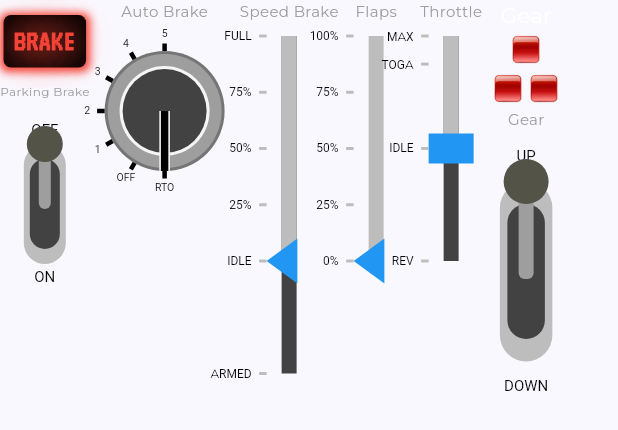
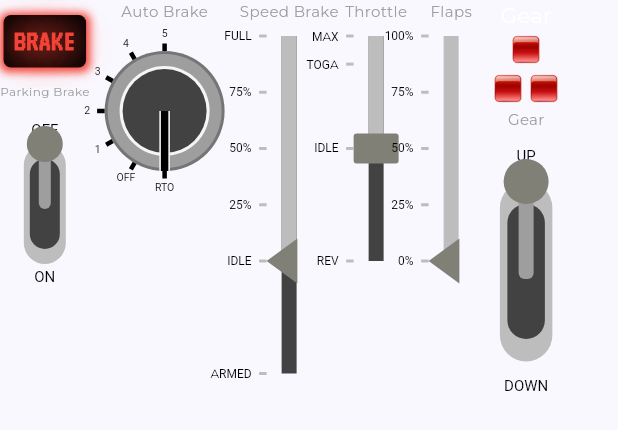
Before and after one commit to brandao-rafael/XFlightTrackr, a Flutter app: the SystemCommander widget shown alone on an empty page, opened directly, on a phone screen of 412 x 824 dp. Shown: the top 430 px of the screen. Run offline on Flutter 3.47's test engine with Material 2 defaults, Android fonts, the phone set to English and light mode, and no system bars; our stand-ins replace flutter_dotenv, flutter_mobx, google_fonts, google_maps_flutter, mobx; missing offline and left inert: google_polyline_algorithm, udp; generated files the repository leaves out were written again.

Commit message:
style: change thumbPaint

```diff
--- a/x_flight_trackr/lib/components/commanders/system/painters/flap_painter.dart
+++ b/x_flight_trackr/lib/components/commanders/system/painters/flap_painter.dart
@@ -12,7 +12,7 @@ class FlapPainter extends CustomPainter {
       ..strokeWidth = 10.0;
 
     final Paint thumbPaint = Paint()
-      ..color = Colors.blue
+      ..color = const Color.fromARGB(255, 128, 128, 119)
       ..strokeWidth = 20.0;
 
     final double thumbY = (1.0 - value) * size.height;
--- a/x_flight_trackr/lib/components/commanders/system/painters/speed_brake_painter.dart
+++ b/x_flight_trackr/lib/components/commanders/system/painters/speed_brake_painter.dart
@@ -16,7 +16,7 @@ class SpeedBrakePainter extends CustomPainter {
       ..strokeWidth = 10.0;
 
     final Paint thumbPaint = Paint()
-      ..color = Colors.blue
+      ..color = const Color.fromARGB(255, 128, 128, 119)
       ..strokeWidth = 20.0;
 
     final double thumbY = (1.0 - value) * size.height;
--- a/x_flight_trackr/lib/components/commanders/system/painters/switch_painter.dart
+++ b/x_flight_trackr/lib/components/commanders/system/painters/switch_painter.dart
@@ -14,7 +14,7 @@ class SwitcherPainter extends CustomPainter {
       ..strokeWidth = 10.0;
 
     final Paint thumbPaint = Paint()
-      ..color = const Color.fromARGB(255, 83, 83, 72)
+      ..color = const Color.fromARGB(255, 128, 128, 119)
       ..strokeWidth = 20.0;
 
     final Paint switcherRolePaint = Paint()
--- a/x_flight_trackr/lib/components/commanders/system/painters/throttle_painter.dart
+++ b/x_flight_trackr/lib/components/commanders/system/painters/throttle_painter.dart
@@ -16,7 +16,7 @@ class ThrottlePainter extends CustomPainter {
       ..strokeWidth = 10.0;
 
     final Paint thumbPaint = Paint()
-      ..color = Colors.blue
+      ..color = const Color.fromARGB(255, 128, 128, 119)
       ..strokeWidth = 20.0;
 
     final double thumbY = size.height * (0.5 - value / 2);
@@ -35,7 +35,11 @@ class ThrottlePainter extends CustomPainter {
       width: thumbWidth,
       height: thumbHeight,
     );
-    canvas.drawRect(thumbRect, thumbPaint);
+    final RRect roundedThumbRect = RRect.fromRectAndRadius(
+      thumbRect,
+      const Radius.circular(2.0),
+    );
+    canvas.drawRRect(roundedThumbRect, thumbPaint);
 
     // Draw markers and labels
     final Map<double, String> markerValues = {
--- a/x_flight_trackr/lib/components/commanders/system/system_commander.dart
+++ b/x_flight_trackr/lib/components/commanders/system/system_commander.dart
@@ -24,8 +24,8 @@ class SystemCommander extends StatelessWidget {
             print("Speed Brake Value: $value");
           },
         ),
+        ThrottleSlider(onChanged: (value) => print("Throttle Value: $value")),
         FlapSlider(onChanged: (value) => print("Flap Value: $value")),
-        ThrottleSlider(onChanged: (value) => print("Throttle Value: $value")),
         const GearSwitcher(),
       ],
     );
```
